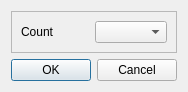
The window that CaX/dialog/limitcountdialog.ui (fsest4u/CaX_03) describes before a commit, drawn with Qt 5.
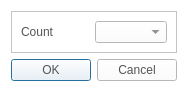
The same window after the commit.

Commit message: [dialog] apply to style

What changed in the file:
```diff
--- a/CaX/dialog/limitcountdialog.ui
+++ b/CaX/dialog/limitcountdialog.ui
@@ -13,6 +13,32 @@
   <property name="windowTitle">
    <string>Dialog</string>
   </property>
+  <property name="styleSheet">
+   <string notr="true">QLabel
+{
+	color: rgb(84, 84, 84);
+	font: 14pt &quot;Segoe UI&quot;;
+}
+QPushButton
+{
+	color: rgb(84, 84, 84);
+	font: 14pt &quot;Segoe UI&quot;;
+}
+QLineEdit
+{
+	color: rgb(84, 84, 84);
+	font: 14pt &quot;Segoe UI&quot;;
+}
+QComboBox
+{
+	color: rgb(84, 84, 84);
+	font: 14pt &quot;Segoe UI&quot;;
+}
+QWidget
+{
+	background-color: rgb(255, 255, 255);
+}</string>
+  </property>
   <layout class="QGridLayout" name="gridLayout">
    <item row="0" column="0">
     <widget class="QFrame" name="frame">
```
The commit also changes 7 other files.
